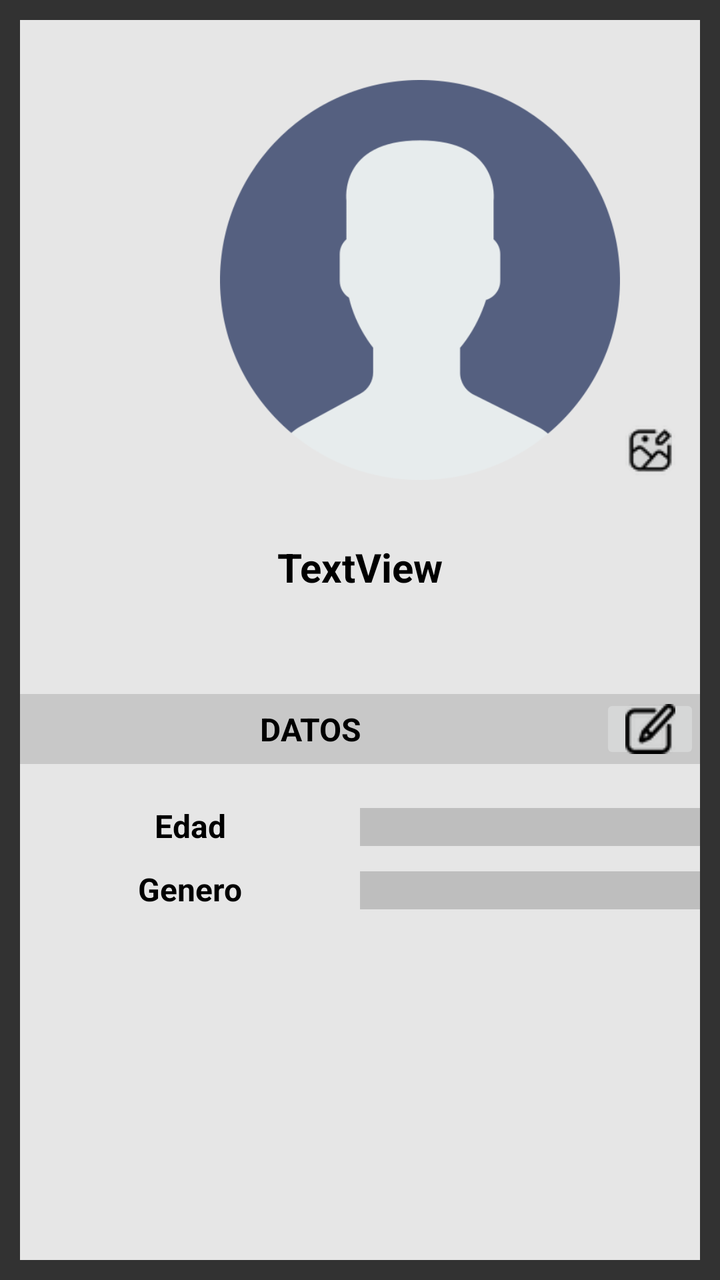
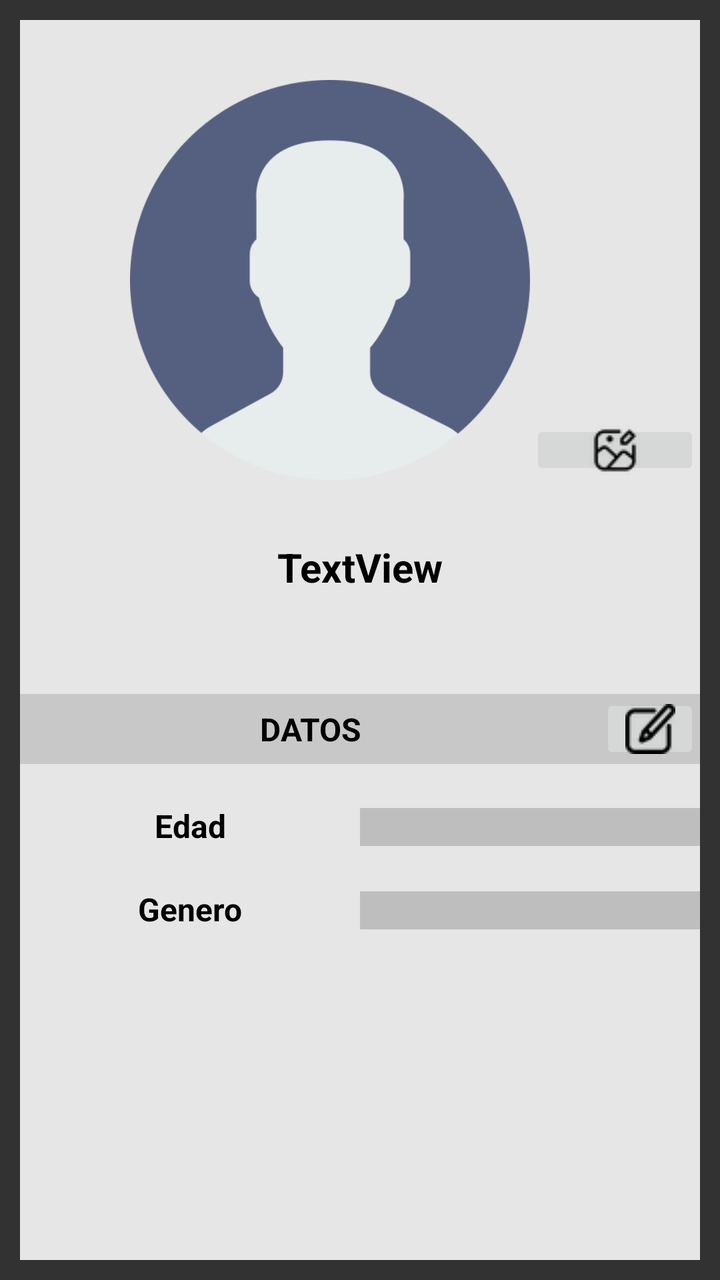

The first picture is an Android layout as it rendered before a commit; the second is the same layout after the commit. The layout source and the unified diff follow.
<!-- AndroidManifest.xml: application theme Theme.Titulacion -->
<!-- res/layout/activity_perfil.xml -->
<?xml version="1.0" encoding="utf-8"?>
<androidx.constraintlayout.widget.ConstraintLayout xmlns:android="http://schemas.android.com/apk/res/android"
    xmlns:app="http://schemas.android.com/apk/res-auto"
    xmlns:tools="http://schemas.android.com/tools"
    android:id="@+id/main"
    android:layout_width="match_parent"
    android:layout_height="match_parent"
    android:background="#323232"
    tools:context=".Perfil">

    <ScrollView
        android:layout_width="match_parent"
        android:layout_height="match_parent"
        android:layout_marginStart="10dp"
        android:layout_marginTop="10dp"
        android:layout_marginEnd="10dp"
        android:layout_marginBottom="10dp"
        android:background="#E6E6E6"
        app:layout_constraintBottom_toBottomOf="parent"
        app:layout_constraintEnd_toEndOf="parent"
        app:layout_constraintStart_toStartOf="parent"
        app:layout_constraintTop_toTopOf="parent">

        <LinearLayout
            android:layout_width="match_parent"
            android:layout_height="wrap_content"
            android:orientation="vertical">

            <Space
                android:layout_width="match_parent"
                android:layout_height="30dp" />

            <LinearLayout
                android:layout_width="match_parent"
                android:layout_height="match_parent"
                android:orientation="horizontal">

                <Space
                    android:layout_width="100dp"
                    android:layout_height="wrap_content" />

                <ImageView
                    android:id="@+id/imageView2"
                    android:layout_width="200dp"
                    android:layout_height="200dp"
                    android:layout_gravity="center"
                    app:srcCompat="@drawable/foto01" />

                <ImageButton
                    android:id="@+id/btnIcono"
                    android:layout_width="30dp"
                    android:layout_height="30dp"
                    android:layout_gravity="bottom"
                    app:srcCompat="@drawable/editf" />
            </LinearLayout>

            <Space
                android:layout_width="match_parent"
                android:layout_height="30dp" />

            <TextView
                android:id="@+id/lblNombre"
                android:layout_width="match_parent"
                android:layout_height="wrap_content"
                android:gravity="center"
                android:text="TextView"
                android:textColor="#000000"
                android:textSize="20sp"
                android:textStyle="bold" />

            <Space
                android:layout_width="match_parent"
                android:layout_height="50dp" />

            <LinearLayout
                android:layout_width="match_parent"
                android:layout_height="match_parent"
                android:background="#C8C8C8"
                android:orientation="horizontal">

                <TextView
                    android:id="@+id/textView10"
                    android:layout_width="match_parent"
                    android:layout_height="35dp"
                    android:layout_weight="1"
                    android:gravity="center"
                    android:text="@string/perfil1"
                    android:textColor="#000000"
                    android:textSize="16sp"
                    android:textStyle="bold" />

                <ImageButton
                    android:id="@+id/btnEdit"
                    android:layout_width="100dp"
                    android:layout_height="35dp"
                    android:layout_weight="1"
                    app:srcCompat="@drawable/editar" />

                <ImageButton
                    android:id="@+id/btnGuardar"
                    android:layout_width="100dp"
                    android:layout_height="match_parent"
                    android:layout_weight="1"
                    android:visibility="gone"
                    app:srcCompat="@drawable/guardar" />

            </LinearLayout>

            <Space
                android:layout_width="match_parent"
                android:layout_height="20dp" />

            <LinearLayout
                android:layout_width="match_parent"
                android:layout_height="match_parent"
                android:orientation="horizontal">

                <TextView
                    android:id="@+id/textView11"
                    android:layout_width="match_parent"
                    android:layout_height="wrap_content"
                    android:layout_weight="1"
                    android:gravity="center"
                    android:text="@string/perfil2"
                    android:textColor="#000000"
                    android:textSize="16sp"
                    android:textStyle="bold" />

                <TextView
                    android:id="@+id/lblEdad"
                    android:layout_width="match_parent"
                    android:layout_height="wrap_content"
                    android:layout_weight="1"
                    android:background="#BEBEBE"
                    android:gravity="center"
                    android:textColor="#000000" />

                <EditText
                    android:id="@+id/txtEdad"
                    android:layout_width="match_parent"
                    android:layout_height="wrap_content"
                    android:layout_weight="1"
                    android:ems="10"
                    android:inputType="numberSigned"
                    android:textColor="#000000"
                    android:visibility="gone" />

            </LinearLayout>

            <Space
                android:layout_width="match_parent"
                android:layout_height="10dp" />

            <LinearLayout
                android:layout_width="match_parent"
                android:layout_height="match_parent"
                android:orientation="horizontal">

                <TextView
                    android:id="@+id/textView14"
                    android:layout_width="match_parent"
                    android:layout_height="wrap_content"
                    android:layout_weight="1"
                    android:gravity="center"
                    android:text="@string/perfil3"
                    android:textColor="#000000"
                    android:textSize="16sp"
                    android:textStyle="bold" />

                <TextView
                    android:id="@+id/lblGene"
                    android:layout_width="match_parent"
                    android:layout_height="wrap_content"
                    android:layout_weight="1"
                    android:background="#BEBEBE"
                    android:gravity="center"
                    android:textColor="#000000" />

                <Spinner
                    android:id="@+id/spGene"
                    android:layout_width="match_parent"
                    android:layout_height="wrap_content"
                    android:layout_weight="1"
                    android:entries="@array/genero"
                    android:visibility="gone" />
            </LinearLayout>

        </LinearLayout>
    </ScrollView>

</androidx.constraintlayout.widget.ConstraintLayout>
<!-- resources referenced by this layout -->
<resources>
  <string-array name="genero">
          <item>...</item>
          <item>Masculino</item>
          <item>Femenino</item>
          <item>Otro</item>
      </string-array>
  <!-- drawable editar: png bitmap (drawable, 1490 bytes) -->
  <!-- drawable editf: png bitmap (drawable, 1504 bytes) -->
  <!-- drawable foto01: png bitmap (drawable, 19440 bytes) -->
  <!-- drawable guardar: png bitmap (drawable, 1294 bytes) -->
  <string name="perfil1">DATOS</string>
  <string name="perfil2">Edad</string>
  <string name="perfil3">Genero</string>
  <style name="Theme.Titulacion" parent="Base.Theme.Titulacion" />
  <style name="Base.Theme.Titulacion" parent="Theme.Material3.DayNight.NoActionBar">
          
          
      </style>
</resources>

<!-- the commit's change to res/layout/activity_perfil.xml (unified diff, before → after) -->
@@ -36,11 +36,12 @@
                 android:orientation="horizontal">
 
                 <Space
-                    android:layout_width="100dp"
-                    android:layout_height="wrap_content" />
+                    android:layout_width="wrap_content"
+                    android:layout_height="wrap_content"
+                    android:layout_weight="1" />
 
                 <ImageView
-                    android:id="@+id/imageView2"
+                    android:id="@+id/imgPerfil"
                     android:layout_width="200dp"
                     android:layout_height="200dp"
                     android:layout_gravity="center"
@@ -51,6 +52,7 @@
                     android:layout_width="30dp"
                     android:layout_height="30dp"
                     android:layout_gravity="bottom"
+                    android:layout_weight="1"
                     app:srcCompat="@drawable/editf" />
             </LinearLayout>
 
@@ -149,7 +151,7 @@
 
             <Space
                 android:layout_width="match_parent"
-                android:layout_height="10dp" />
+                android:layout_height="20dp" />
 
             <LinearLayout
                 android:layout_width="match_parent"
